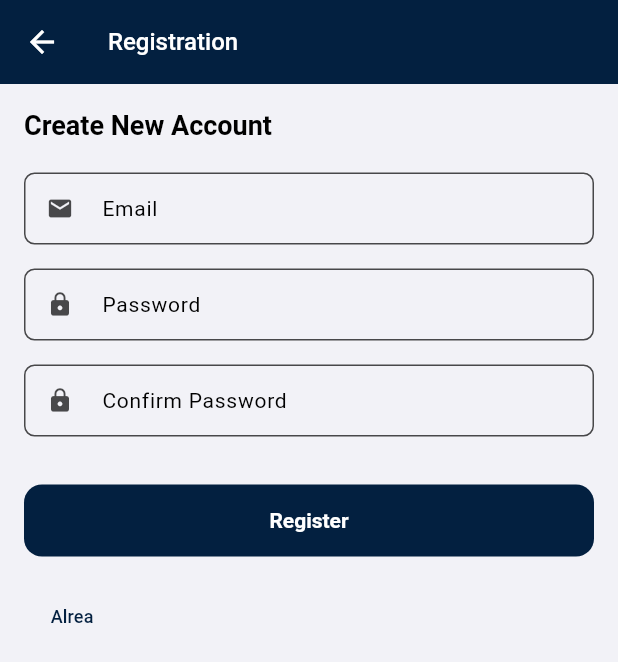
After one commit to AbuRasel9/Notes-App, a Flutter app: the screen it shows after launch, after a tap on "Create new account", on a phone screen of 412 x 824 dp. The commit adds this screen. Shown: the top 662 px of the screen. Run offline on Flutter 3.47's test engine with Material 3 defaults, Android fonts, the phone set to English and light mode, and no system bars; our stand-ins replace go_router; Roboto replaces fonts that are missing (Montserrat).

```diff
--- a/lib/config/routes/route_name.dart
+++ b/lib/config/routes/route_name.dart
@@ -3,4 +3,5 @@ class RoutesName {
   static const String loginScreen = "/loginScreen";
   static const String registrationScreen = "/registrationScreen";
   static const String homeScreen = "/homeScreen";
+  static const String addNewNotes = "/addNewNotes";
 }
--- a/lib/config/routes/routes.dart
+++ b/lib/config/routes/routes.dart
@@ -1,8 +1,10 @@
+import 'package:bloc_clean_architecture/view/addNotes/add_notes_screen.dart';
 import 'package:flutter/material.dart';
 import 'package:go_router/go_router.dart';
 import 'package:bloc_clean_architecture/view/splash/splash_screen.dart';
 import 'package:bloc_clean_architecture/view/home/home_screen.dart';
-import '../../view/auth/login/login_screen.dart';
+import 'package:bloc_clean_architecture/view/auth/login_screen.dart';
+import 'package:bloc_clean_architecture/view/auth/registration_screen.dart';
 import 'route_name.dart';
 
 class RoutesManager {
@@ -11,18 +13,27 @@ class RoutesManager {
     routes: [
       GoRoute(
         path: RoutesName.splashScreen,
+        name: RoutesName.splashScreen,
         builder: (context, state) => const SplashScreen(),
-        routes: [
+      ),
       GoRoute(
-            path: RoutesName.homeScreen.substring(1),
+        path: RoutesName.homeScreen,
         name: RoutesName.homeScreen,
         builder: (context, state) => const HomeScreen(),
       ),
-          GoRoute(path: RoutesName.loginScreen,
+      GoRoute(
+        path: RoutesName.loginScreen,
         name: RoutesName.loginScreen,
         builder: (context, state) => const LoginScreen(),
-          )
-        ],
+      ),
+      GoRoute(
+        path: RoutesName.registrationScreen,
+        name: RoutesName.registrationScreen,
+        builder: (context, state) => const RegistrationScreen(),
+      ),   GoRoute(
+        path: RoutesName.addNewNotes,
+        name: RoutesName.addNewNotes,
+        builder: (context, state) => const AddNoteScreen(),
       ),
     ],
   );
--- a/lib/view/auth/login/login_screen.dart
+++ b/lib/view/auth/login_screen.dart
@@ -1,3 +1,4 @@
+import 'package:bloc_clean_architecture/config/extensions/context_ext.dart';
 import 'package:bloc_clean_architecture/config/routes/route_name.dart';
 import 'package:flutter/material.dart';
 import 'package:go_router/go_router.dart';
@@ -7,15 +8,16 @@ class LoginScreen extends StatelessWidget {
 
   @override
   Widget build(BuildContext context) {
+    final theme=context.theme;
     return Scaffold(
       body: Padding(
-        padding: const EdgeInsets.all(24.0),
+        padding: const EdgeInsets.all(16.0),
         child: Column(
           mainAxisAlignment: MainAxisAlignment.center,
           children: [
             Text(
               'Welcome Back',
-              style: Theme.of(context).textTheme.headlineMedium?.copyWith(
+              style: theme.textTheme.headlineMedium?.copyWith(
                     fontWeight: FontWeight.bold,
                   ),
             ),
@@ -49,7 +51,7 @@ class LoginScreen extends StatelessWidget {
               width: double.infinity,
               child: ElevatedButton(
                 onPressed: () {
-                  context.go(
+                  context.pushNamed(
                     RoutesName.homeScreen,
                   );
                 },
@@ -65,7 +67,7 @@ class LoginScreen extends StatelessWidget {
             const SizedBox(height: 16),
             TextButton(
               onPressed: () {
-                context.go('/register');
+                context.pushNamed(RoutesName.registrationScreen);
               },
               child: const Text('Create new account'),
             ),
--- /dev/null
+++ b/lib/view/auth/registration_screen.dart
@@ -0,0 +1,109 @@
+import 'package:bloc_clean_architecture/config/extensions/context_ext.dart';
+import 'package:flutter/material.dart';
+import 'package:go_router/go_router.dart';
+
+class RegistrationScreen extends StatelessWidget {
+  const RegistrationScreen({super.key});
+
+  @override
+  Widget build(BuildContext context) {
+    final theme = context.theme;
+    return Scaffold(
+      appBar: AppBar(
+        title: const Text('Registration'),
+        leading: IconButton(
+          icon: const Icon(Icons.arrow_back),
+          onPressed: (){
+            context.pop(); // Now works correctly
+
+          },
+        ),
+      ),
+      body: Padding(
+        padding: const EdgeInsets.all(16.0),
+        child: SingleChildScrollView(
+          child: Column(
+            crossAxisAlignment: CrossAxisAlignment.start,
+            mainAxisAlignment: MainAxisAlignment.center,
+            children: [
+              Text(
+                'Create New Account',
+                style: theme.textTheme.headlineMedium?.copyWith(
+                  fontWeight: FontWeight.bold,
+                ),
+              ),
+              const SizedBox(
+                height: 20,
+              ),
+
+              /*       TextField(
+                decoration: InputDecoration(
+                  labelText: 'Full Name',
+                  border: OutlineInputBorder(
+                    borderRadius: BorderRadius.circular(12),
+                  ),
+                  prefixIcon: const Icon(Icons.person),
+                ),
+              ),
+              const SizedBox(height: 16),*/
+              TextField(
+                decoration: InputDecoration(
+                  labelText: 'Email',
+                  border: OutlineInputBorder(
+                    borderRadius: BorderRadius.circular(12),
+                  ),
+                  prefixIcon: const Icon(Icons.email),
+                ),
+              ),
+              const SizedBox(height: 16),
+              TextField(
+                obscureText: true,
+                decoration: InputDecoration(
+                  labelText: 'Password',
+                  border: OutlineInputBorder(
+                    borderRadius: BorderRadius.circular(12),
+                  ),
+                  prefixIcon: const Icon(Icons.lock),
+                ),
+              ),
+              const SizedBox(height: 16),
+              TextField(
+                obscureText: true,
+                decoration: InputDecoration(
+                  labelText: 'Confirm Password',
+                  border: OutlineInputBorder(
+                    borderRadius: BorderRadius.circular(12),
+                  ),
+                  prefixIcon: const Icon(Icons.lock),
+                ),
+              ),
+              const SizedBox(height: 32),
+              SizedBox(
+                width: double.infinity,
+                child: ElevatedButton(
+                  onPressed: () {
+                    context.go('/home');
+                  },
+                  style: ElevatedButton.styleFrom(
+                    padding: const EdgeInsets.symmetric(vertical: 16),
+                    shape: RoundedRectangleBorder(
+                      borderRadius: BorderRadius.circular(12),
+                    ),
+                  ),
+                  child: const Text('Register'),
+                ),
+              ),
+              const SizedBox(height: 16),
+              TextButton(
+                onPressed: () {
+                  Navigator.pop(context);
+                },
+                child: const Text('Alrea'),
+              ),
+            ],
+          ),
+        ),
+      ),
+    );
+  }
+}
--- a/lib/view/splash/splash_screen.dart
+++ b/lib/view/splash/splash_screen.dart
@@ -1,3 +1,4 @@
+import 'package:bloc_clean_architecture/config/extensions/context_ext.dart';
 import 'package:bloc_clean_architecture/config/routes/route_name.dart';
 import 'package:flutter/material.dart';
 import 'package:go_router/go_router.dart';
@@ -19,8 +20,9 @@ class _SplashScreenState extends State<SplashScreen> {
 
   @override
   Widget build(BuildContext context) {
+    final theme=context.theme;
     return Scaffold(
-      backgroundColor: Theme.of(context).colorScheme.primaryContainer,
+      backgroundColor:theme.colorScheme.surface ,
       body: Center(
         child: Column(
           mainAxisAlignment: MainAxisAlignment.center,
```
Also changed, not shown: lib/config/widget/input_form_feild.dart (deleted, +0 -50 lines), lib/test.dart (deleted, +0 -371 lines), lib/view/addNotes/add_notes_screen.dart (added, +54 -0 lines), lib/view/home/home_screen.dart (+50 -7 lines), lib/config/widget/button_widget.dart (deleted), lib/config/widget/loading_widget.dart (deleted), lib/config/widget/no_internet_widget.dart (deleted), 1 other file. Lines whose indentation alone changed are shown as unchanged.
